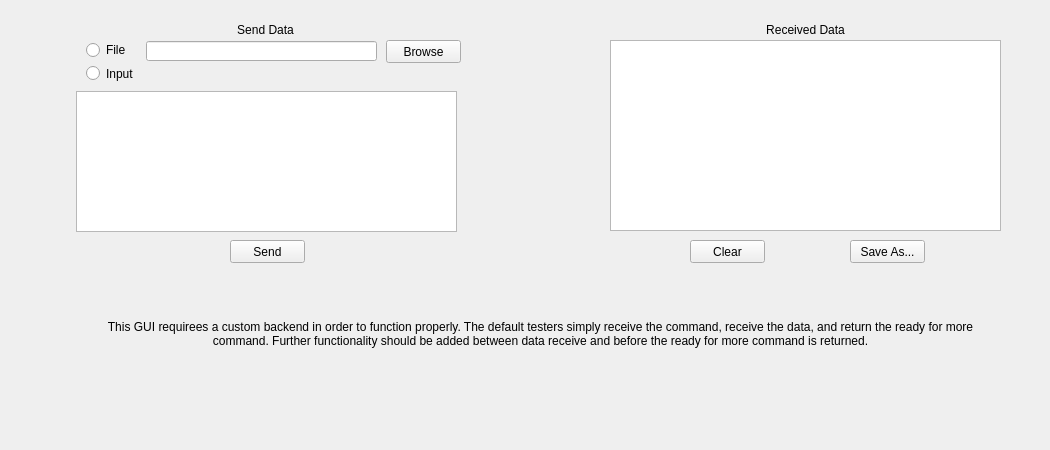
This is src/user-interfaces/gui-data-transmit.ui in Donn13Darko/uC_Interfacer as Qt 5 draws it before an edit. The edited form follows.
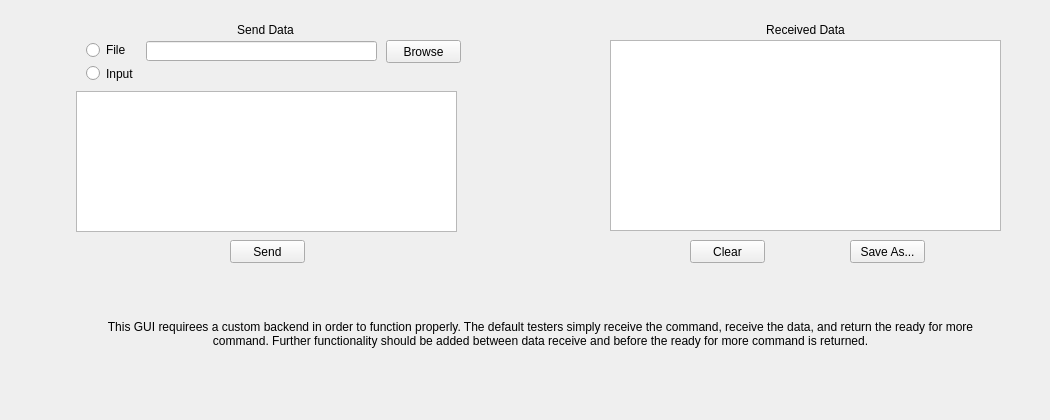
This is the edited form.

What changed in the file:
```diff
--- a/src/user-interfaces/gui-data-transmit.ui
+++ b/src/user-interfaces/gui-data-transmit.ui
@@ -7,7 +7,7 @@
     <x>0</x>
     <y>0</y>
     <width>1050</width>
-    <height>450</height>
+    <height>420</height>
    </rect>
   </property>
   <property name="windowTitle">
```
